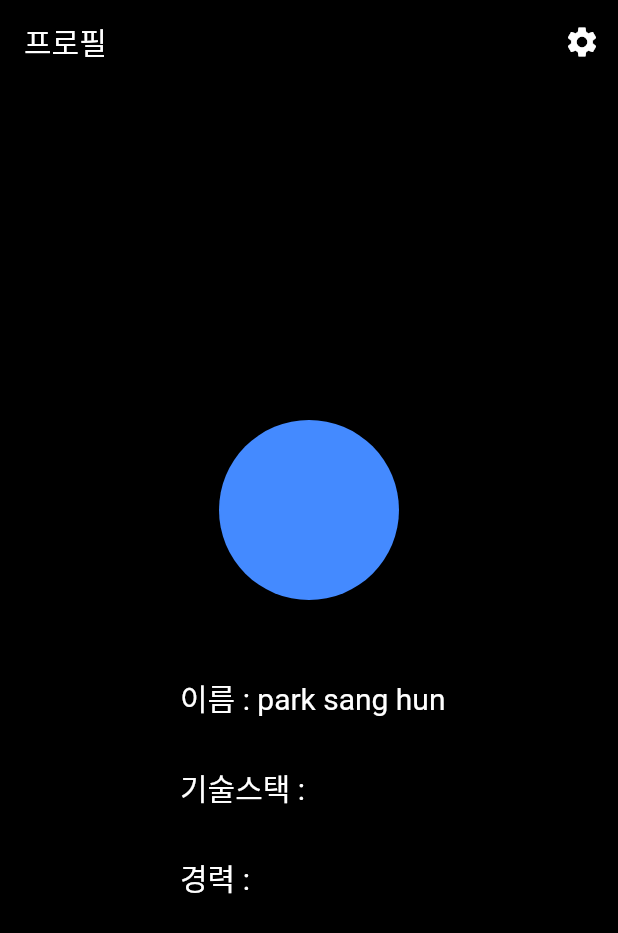
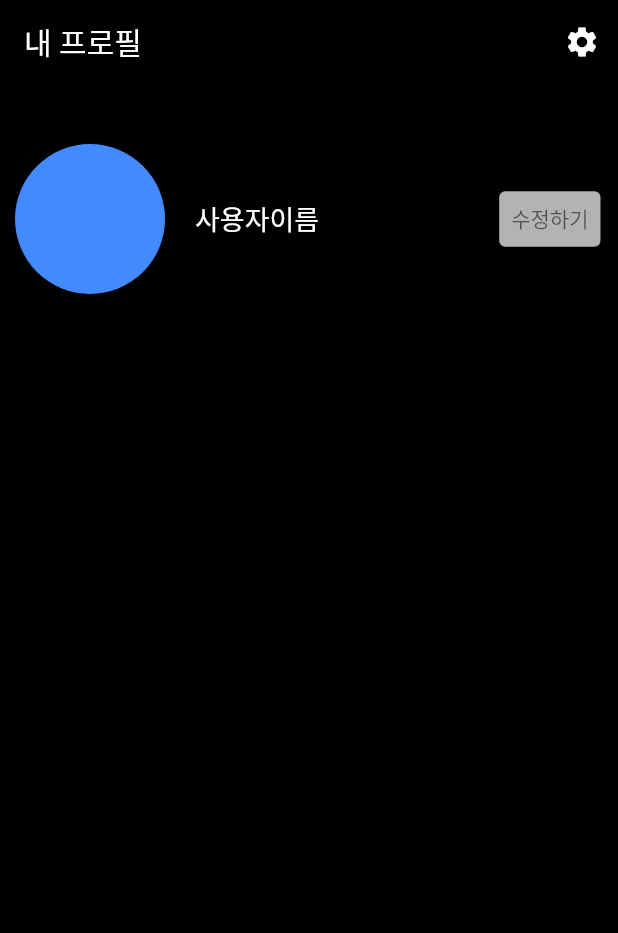
Before and after one commit to rcshpark/DEV_COPUM_FRONT, a Flutter app: the ProfilePage screen opened directly, on a phone screen of 412 x 824 dp. Shown: the top 933 px of the screen. Run offline on Flutter 3.47's test engine with Material 2 defaults, Android fonts, the phone set to English and light mode, and no system bars; our stand-ins replace flutter_secure_storage, multi_select_flutter; missing offline and left inert: flutter_quill, kakao_flutter_sdk; accounts and stored records are empty; statements that could not run were skipped.

Commit message:
feat: 프로필 임시

```diff
--- a/lib/page/profile.dart
+++ b/lib/page/profile.dart
@@ -15,52 +15,45 @@ class _ProfilePageState extends State<ProfilePage> {
       appBar: AppBar(
         automaticallyImplyLeading: false,
         backgroundColor: Colors.black,
-        title: const Text('프로필'),
+        title: const Text('내 프로필'),
         actions: [
           IconButton(onPressed: () {}, icon: const Icon(Icons.settings))
         ],
       ),
-      body: Column(
-        mainAxisAlignment: MainAxisAlignment.center,
+      body: Padding(
+        padding: const EdgeInsets.only(left: 10, top: 40, right: 20),
+        child: Column(
           crossAxisAlignment: CrossAxisAlignment.start,
-        children: const [
-          Center(
-            child: CircleAvatar(
+          children: [
+            Row(
+              // mainAxisAlignment: MainAxisAlignment.spaceAround,
+              children: [
+                CircleAvatar(
                   backgroundColor: Colors.blueAccent,
-              radius: 60,
+                  radius: 50,
                 ),
+                const SizedBox(
+                  width: 20,
                 ),
-          SizedBox(
-            height: 50,
+                const Text(
+                  '사용자이름',
+                  style: TextStyle(color: Colors.white, fontSize: 18),
                 ),
-          Padding(
-            padding: EdgeInsets.only(left: 120),
-            child: Text(
-              '이름 : park sang hun',
-              style: TextStyle(color: Colors.white, fontSize: 20),
+                const SizedBox(
+                  width: 120,
                 ),
+                TextButton(
+                    onPressed: () {},
+                    style:
+                        TextButton.styleFrom(backgroundColor: Colors.white70),
+                    child: const Text(
+                      '수정하기',
+                      style: TextStyle(color: Colors.black54),
+                    )),
+              ],
+            )
+          ],
         ),
-          SizedBox(
-            height: 30,
-          ),
-          Padding(
-            padding: EdgeInsets.only(left: 120),
-            child: Text(
-              '기술스택 :',
-              style: TextStyle(color: Colors.white, fontSize: 20),
-            ),
-          ),
-          SizedBox(
-            height: 30,
-          ),
-          Padding(
-            padding: EdgeInsets.only(left: 120),
-            child: Text(
-              '경력 :',
-              style: TextStyle(color: Colors.white, fontSize: 20),
-            ),
-          ),
-        ],
       ),
     );
   }
```
Lines whose indentation alone changed are shown as unchanged.
